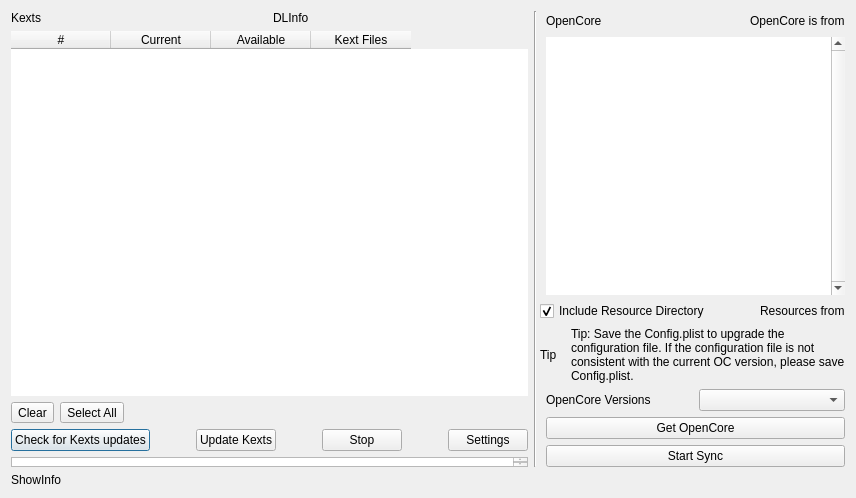
ic005k/OCAuxiliaryTools, file syncocdialog.ui: the form before one commit.
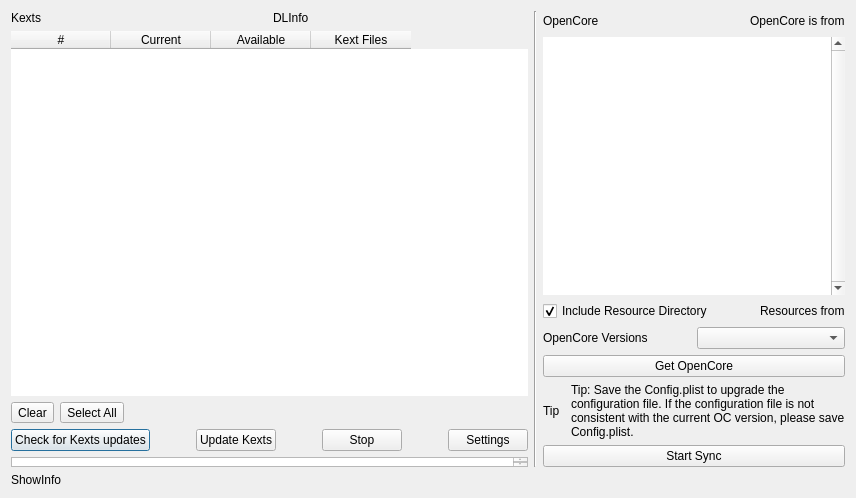
The form after the commit.

What changed in the file:
```diff
--- a/syncocdialog.ui
+++ b/syncocdialog.ui
@@ -209,14 +209,14 @@
      </item>
     </layout>
    </item>
-   <item row="0" column="1" rowspan="7" colspan="2">
+   <item row="0" column="1" rowspan="7">
     <widget class="Line" name="line">
      <property name="orientation">
       <enum>Qt::Vertical</enum>
      </property>
     </widget>
    </item>
-   <item row="0" column="3">
+   <item row="0" column="2">
     <layout class="QGridLayout" name="gridLayout_6">
      <item row="0" column="2">
       <widget class="QLabel" name="lblOCFrom">
@@ -250,7 +250,7 @@
      </item>
     </layout>
    </item>
-   <item row="1" column="3">
+   <item row="1" column="2">
     <widget class="QListWidget" name="listOpenCore">
      <property name="minimumSize">
       <size>
@@ -278,7 +278,7 @@
      </property>
     </widget>
    </item>
-   <item row="2" column="2" colspan="2">
+   <item row="2" column="2">
     <layout class="QGridLayout" name="gridLayout_7">
      <item row="0" column="0">
       <widget class="QCheckBox" name="chkIncludeResource">
@@ -315,28 +315,7 @@
      </item>
     </layout>
    </item>
-   <item row="3" column="2" colspan="2">
-    <layout class="QGridLayout" name="gridLayout">
-     <item row="0" column="0">
-      <widget class="QLabel" name="label">
-       <property name="text">
-        <string>Tip</string>
-       </property>
-      </widget>
-     </item>
-     <item row="0" column="1">
-      <widget class="QLabel" name="label_2">
-       <property name="text">
-        <string>Tip: Save the Config.plist to upgrade the configuration file. If the configuration file is not consistent with the current OC version, please save Config.plist.</string>
-       </property>
-       <property name="wordWrap">
-        <bool>true</bool>
-       </property>
-      </widget>
-     </item>
-    </layout>
-   </item>
-   <item row="4" column="3">
+   <item row="3" column="2">
     <layout class="QHBoxLayout" name="horizontalLayout_5">
      <item>
       <widget class="QLabel" name="lblOCVersions">
@@ -350,21 +329,42 @@
      </item>
     </layout>
    </item>
-   <item row="5" column="3">
+   <item row="4" column="2">
     <widget class="QPushButton" name="btnUpdateOC">
      <property name="text">
       <string>Get OpenCore</string>
      </property>
     </widget>
    </item>
-   <item row="6" column="3">
+   <item row="5" column="2">
+    <layout class="QGridLayout" name="gridLayout">
+     <item row="0" column="0">
+      <widget class="QLabel" name="label">
+       <property name="text">
+        <string>Tip</string>
+       </property>
+      </widget>
+     </item>
+     <item row="0" column="1">
+      <widget class="QLabel" name="label_2">
+       <property name="text">
+        <string>Tip: Save the Config.plist to upgrade the configuration file. If the configuration file is not consistent with the current OC version, please save Config.plist.</string>
+       </property>
+       <property name="wordWrap">
+        <bool>true</bool>
+       </property>
+      </widget>
+     </item>
+    </layout>
+   </item>
+   <item row="6" column="2">
     <widget class="QPushButton" name="btnStartSync">
      <property name="text">
       <string>Start Sync</string>
      </property>
     </widget>
    </item>
-   <item row="7" column="0" colspan="4">
+   <item row="7" column="0" colspan="3">
     <layout class="QHBoxLayout" name="horizontalLayout_2">
      <item>
       <widget class="QLabel" name="lblShowInfo">
```
